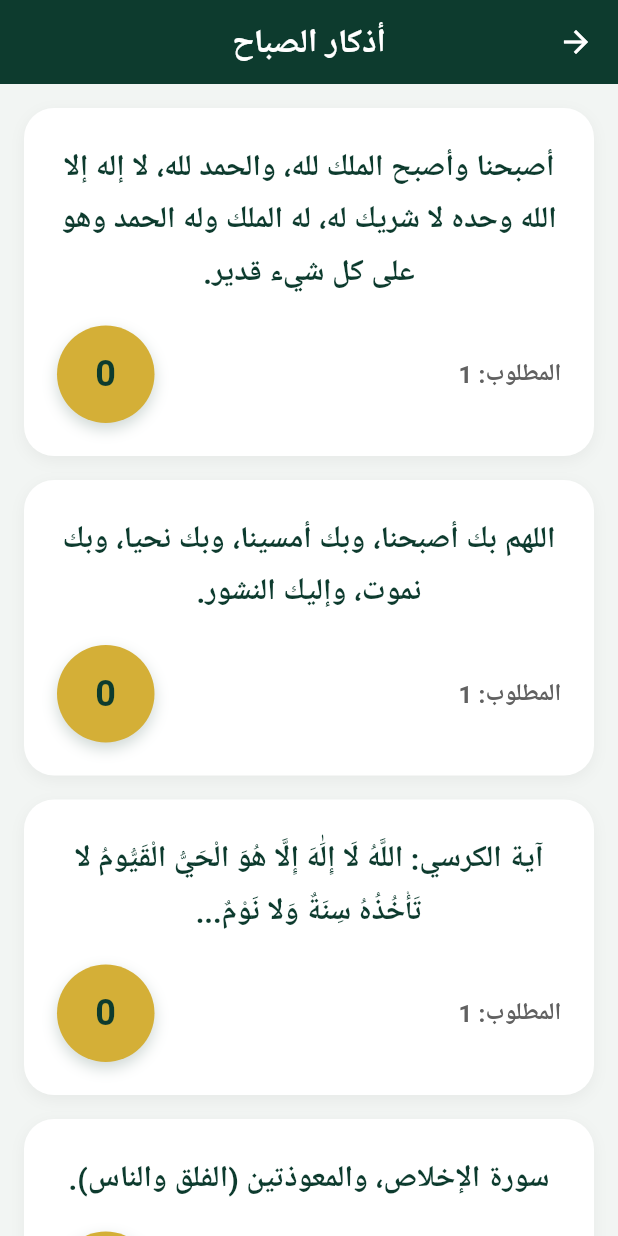
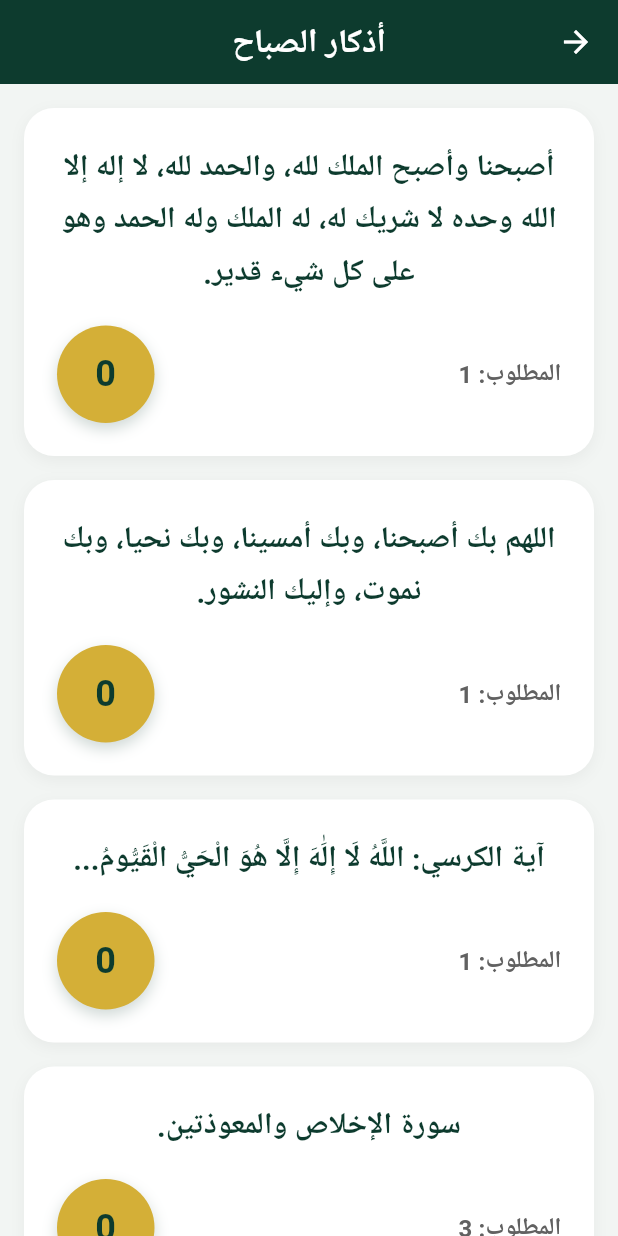
Before and after one commit to fwzanmahr046-lab/Islamia2, a Flutter app: the AthkarScreen screen opened directly, after a tap on "أذكار الصباح", on a phone screen of 412 x 824 dp. Run offline on Flutter 3.47's test engine with Material 3 defaults, Android fonts, the phone set to English and light mode, and no system bars; network calls fail.

Commit message:
Update main.dart

```diff
--- a/lib/main.dart
+++ b/lib/main.dart
@@ -54,7 +54,7 @@ class PrayerTimesData {
     );
   }
 
-  // دالة تحويل الوقت من نظام 24 إلى نظام 12 ساعة (ص / م)
+  // تحويل الوقت من نظام 24 إلى نظام 12 ساعة مع (ص/م)
   static String _formatTo12Hour(String rawTime) {
     if (rawTime.isEmpty) return '';
     final cleanTime = rawTime.split(' ').first;
@@ -136,11 +136,10 @@ class AppRepository extends ChangeNotifier {
 
   String currentCity = 'Baghdad';
   String currentCountry = 'Iraq';
-  int calculationMethod = 4; // رابطة العالم الإسلامي كافتراضي
+  int calculationMethod = 4;
 
   // بيانات المسبحة
   int tasbeehCounter = 0;
-  int tasbeehTarget = 33;
   int selectedTasbeehIndex = 0;
   final List<String> tasbeehPhrases = [
     'سبحان الله',
@@ -159,9 +158,9 @@ class AppRepository extends ChangeNotifier {
       athkar: [
         ThikrData(text: 'أصبحنا وأصبح الملك لله، والحمد لله، لا إله إلا الله وحده لا شريك له، له الملك وله الحمد وهو على كل شيء قدير.', targetCount: 1),
         ThikrData(text: 'اللهم بك أصبحنا، وبك أمسينا، وبك نحيا، وبك نموت، وإليك النشور.', targetCount: 1),
-        ThikrData(text: 'آية الكرسي: اللَّهُ لَا إِلَٰهَ إِلَّا هُوَ الْحَيُّ الْقَيُّومُ لا تَأْخُذُهُ سِنَةٌ وَلا نَوْمٌ...', targetCount: 1),
-        ThikrData(text: 'سورة الإخلاص، والمعوذتين (الفلق والناس).', targetCount: 3),
-        ThikrData(text: 'اصبحنا على فطرة الإسلام وعلى كلمة الإخلاص وعلى دين نبينا محمد صلى الله عليه وسلم.', targetCount: 1),
+        ThikrData(text: 'آية الكرسي: اللَّهُ لَا إِلَٰهَ إِلَّا هُوَ الْحَيُّ الْقَيُّومُ...', targetCount: 1),
+        ThikrData(text: 'سورة الإخلاص والمعوذتين.', targetCount: 3),
+        ThikrData(text: 'أصبحنا على فطرة الإسلام وعلى كلمة الإخلاص وعلى دين نبينا محمد صلى الله عليه وسلم.', targetCount: 1),
         ThikrData(text: 'رضيت بالله رباً، وبالإسلام ديناً، وبمحمد صلى الله عليه وسلم نبياً.', targetCount: 3),
         ThikrData(text: 'حسبي الله لا إله إلا هو عليه توكلت وهو رب العرش العظيم.', targetCount: 7),
         ThikrData(text: 'بسم الله الذي لا يضر مع اسمه شيء في الأرض ولا في السماء وهو السميع العليم.', targetCount: 3),
@@ -177,8 +176,7 @@ class AppRepository extends ChangeNotifier {
         ThikrData(text: 'أمسينـا وأمسـى المـلك لله والحمد لله، لا إله إلاّ اللّه وحدَه لا شريك له.', targetCount: 1),
         ThikrData(text: 'اللهم بك أمسينا، وبك أصبحنا، وبك نحيا، وبك نموت، وإليك المصير.', targetCount: 1),
         ThikrData(text: 'آية الكرسي: اللَّهُ لَا إِلَٰهَ إِلَّا هُوَ الْحَيُّ الْقَيُّومُ...', targetCount: 1),
-        ThikrData(text: 'سورة الإخلاص، والمعوذتين (الفلق والناس).', targetCount: 3),
-        ThikrData(text: 'أمسينا على فطرة الإسلام وعلى كلمة الإخلاص وعلى دين نبينا محمد صلى الله عليه وسلم.', targetCount: 1),
+        ThikrData(text: 'سورة الإخلاص والمعوذتين.', targetCount: 3),
         ThikrData(text: 'أعوذ بكلمات الله التامات من شر ما خلق.', targetCount: 3),
         ThikrData(text: 'اللهم إني أسألك العفو والعافية في الدنيا والآخرة.', targetCount: 1),
         ThikrData(text: 'أستغفر الله وأتوب إليه.', targetCount: 100),
@@ -190,7 +188,7 @@ class AppRepository extends ChangeNotifier {
       athkar: [
         ThikrData(text: 'أستغفر الله، أستغفر الله، أستغفر الله.', targetCount: 1),
         ThikrData(text: 'اللهم أنت السلام ومنك السلام، تباركت يا ذا الجلال والإكرام.', targetCount: 1),
-        ThikrData(text: 'لا إله إلا الله وحده لا شريك له، له الملك وله الحمد وهو على كل شيء قدير، اللهم لا مانع لما أعطيت ولا معطي لما منعت.', targetCount: 1),
+        ThikrData(text: 'لا إله إلا الله وحده لا شريك له، له الملك وله الحمد وهو على كل شيء قدير.', targetCount: 1),
         ThikrData(text: 'سبحان الله (33)، الحمد لله (33)، الله أكبر (33).', targetCount: 99),
         ThikrData(text: 'لا إله إلا الله وحده لا شريك له، له الملك وله الحمد وهو على كل شيء قدير (تمام المائة).', targetCount: 1),
       ],
@@ -201,8 +199,7 @@ class AppRepository extends ChangeNotifier {
       athkar: [
         ThikrData(text: 'باسمك ربي وضعت جنبي، وبك أرفعه، فإن أمسكت نفسي فارحمها، وإن أرسلتها فاحفظها.', targetCount: 1),
         ThikrData(text: 'اللهم قني عذابك يوم تبعث عبادك.', targetCount: 3),
-        ThikrData(text: 'باسمك اللهم أموت وأحيا.', targetCount: 1),
-        ThikrData(text: 'الحمد لله الذي أحيانا بعد ما أماتنا وإليه النشور (عند الاستيقاظ).', targetCount: 1),
+        ThikrData(text: 'الحمد لله الذي أحيانا بعد ما أماتنا وإليه النشور.', targetCount: 1),
       ],
     ),
     ThikrCategory(
@@ -211,7 +208,7 @@ class AppRepository extends ChangeNotifier {
       athkar: [
         ThikrData(text: 'رَبَّنَا آتِنَا فِي الدُّنْيَا حَسَنَةً وَفِي الآخِرَةِ حَسَنَةً وَقِنَا عَذَابَ النَّارِ.', targetCount: 1),
         ThikrData(text: 'رَبَّنَا لا تُزِغْ قُلُوبَنَا بَعْدَ إِذْ هَدَيْتَنَا وَهَبْ لَنَا مِنْ لَدُنْكَ رَحْمَةً إِنَّكَ أَنْتَ الْوَهَّابُ.', targetCount: 1),
-        ThikrData(text: 'رَبِّ اشْرَحْ لِي صَدْرِي وَيَسِّرْ لِي أَمْرِي وَاحْلُلْ عُقْدَةً مِنْ لِسَانِي يَفْقَهُوا قَوْلِي.', targetCount: 1),
+        ThikrData(text: 'رَبِّ اشْرَحْ لِي صَدْرِي وَيَسِّرْ لِي أَمْرِي.', targetCount: 1),
         ThikrData(text: 'اللهم إنك عفو كريم تحب العفو فاعفُ عني.', targetCount: 1),
       ],
     ),
@@ -244,7 +241,6 @@ class AppRepository extends ChangeNotifier {
     loadPrayerTimes(currentCity, currentCountry);
   }
 
-  // عمليات المسبحة
   void incrementTasbeeh() {
     tasbeehCounter++;
     notifyListeners();
@@ -299,7 +295,6 @@ class IslamicPrayerAthkarApp extends StatelessWidget {
 
   @override
   Widget build(BuildContext context) {
-    // الألوان الملكية الغامقة والفاخرة
     const primaryDark = Color(0xFF0D3B2E);
     const secondaryGold = Color(0xFFD4AF37);
     const bgLight = Color(0xFFF2F5F3);
@@ -313,8 +308,7 @@ class IslamicPrayerAthkarApp extends StatelessWidget {
           seedColor: primaryDark,
           primary: primaryDark,
           secondary: secondaryGold,
-          surface: Colors.white,
-          background: bgLight,
+          surface: Colors.white, // تم حذف background وإصلاح التحذير نهائياً
         ),
         scaffoldBackgroundColor: bgLight,
         appBarTheme: const AppBarTheme(
@@ -356,7 +350,6 @@ class _MainNavigationScreenState extends State<MainNavigationScreen> {
   final List<Widget> _screens = const [
     PrayerTimesScreen(),
     AthkarScreen(),
-    MasbahaScreen(),
     SettingsScreen(),
   ];
 
@@ -381,15 +374,11 @@ class _MainNavigationScreenState extends State<MainNavigationScreen> {
         destinations: const [
           NavigationDestination(
             icon: Icon(Icons.access_time_filled_rounded),
-            label: 'الصلاة',
+            label: 'مواقيت الصلاة',
           ),
           NavigationDestination(
             icon: Icon(Icons.menu_book_rounded),
-            label: 'الأذكار',
-          ),
-          NavigationDestination(
-            icon: Icon(Icons.fingerprint_rounded),
-            label: 'المسبحة',
+            label: 'الأذكار والمسبحة',
           ),
           NavigationDestination(
             icon: Icon(Icons.settings_rounded),
@@ -476,7 +465,7 @@ class _PrayerTimesScreenState extends State<PrayerTimesScreen> {
                         ),
                       ),
 
-                    // بطاقة عنوان الموقع الفاخرة
+                    // بطاقة الموقع
                     Container(
                       padding: const EdgeInsets.all(24),
                       decoration: BoxDecoration(
@@ -525,7 +514,6 @@ class _PrayerTimesScreenState extends State<PrayerTimesScreen> {
                     ),
                     const SizedBox(height: 20),
 
-                    // قائمة الأوقات بنظام 12 ساعة (ص/م)
                     _buildPrayerRow('الفجر', data.fajr, Icons.nights_stay_outlined),
                     _buildPrayerRow('الشروق', data.sunrise, Icons.wb_sunny_outlined),
                     _buildPrayerRow('الظهر', data.dhuhr, Icons.wb_sunny_rounded),
@@ -588,7 +576,7 @@ class _PrayerTimesScreenState extends State<PrayerTimesScreen> {
 }
 
 // ------------------------------------------
-// SCREEN 2: الأذكار والدعاء (Athkar Screen)
+// SCREEN 2: الأذكار والأدعية والمسبحة (Athkar & Masbaha Screen)
 // ------------------------------------------
 
 class AthkarScreen extends StatelessWidget {
@@ -598,16 +586,103 @@ class AthkarScreen extends StatelessWidget {
   Widget build(BuildContext context) {
     return Scaffold(
       appBar: AppBar(
-        title: const Text('الأذكار والأدعية المأثورة'),
+        title: const Text('الأذكار والمسبحة الإلكترونية'),
       ),
       body: SafeArea(
         child: AnimatedBuilder(
           animation: appRepository,
           builder: (context, child) {
-            return ListView.builder(
+            return ListView(
               padding: const EdgeInsets.all(16),
-              itemCount: appRepository.athkarCategories.length,
-              itemBuilder: (context, index) {
+              children: [
+                // زر قسم المسبحة الإلكترونية (داخل قسم الأذكار)
+                GestureDetector(
+                  onTap: () {
+                    Navigator.push(
+                      context,
+                      MaterialPageRoute(
+                        builder: (_) => const MasbahaDetailScreen(),
+                      ),
+                    );
+                  },
+                  child: Container(
+                    margin: const EdgeInsets.only(bottom: 20),
+                    padding: const EdgeInsets.all(20),
+                    decoration: BoxDecoration(
+                      gradient: const LinearGradient(
+                        colors: [Color(0xFF0D3B2E), Color(0xFF1B5E4A)],
+                        begin: Alignment.topRight,
+                        end: Alignment.bottomLeft,
+                      ),
+                      borderRadius: BorderRadius.circular(22),
+                      boxShadow: [
+                        BoxShadow(
+                          color: const Color(0xFF0D3B2E).withAlpha(80),
+                          blurRadius: 10,
+                          offset: const Offset(0, 5),
+                        ),
+                      ],
+                    ),
+                    child: Row(
+                      children: [
+                        Container(
+                          padding: const EdgeInsets.all(14),
+                          decoration: BoxDecoration(
+                            color: const Color(0xFFD4AF37).withAlpha(40),
+                            shape: BoxShape.circle,
+                          ),
+                          child: const Icon(
+                            Icons.fingerprint_rounded,
+                            size: 36,
+                            color: Color(0xFFD4AF37),
+                          ),
+                        ),
+                        const SizedBox(width: 16),
+                        const Expanded(
+                          child: Column(
+                            crossAxisAlignment: CrossAxisAlignment.start,
+                            children: [
+                              Text(
+                                'المسبحة الإلكترونية التفاعلية',
+                                style: TextStyle(
+                                  fontSize: 19,
+                                  fontWeight: FontWeight.bold,
+                                  color: Colors.white,
+                                ),
+                              ),
+                              SizedBox(height: 4),
+                              Text(
+                                'انقر للبدء بالتسبيح والاستغفار',
+                                style: TextStyle(
+                                  fontSize: 14,
+                                  color: Color(0xFFD4AF37),
+                                ),
+                              ),
+                            ],
+                          ),
+                        ),
+                        const Icon(
+                          Icons.arrow_forward_ios_rounded,
+                          color: Colors.white,
+                          size: 20,
+                        ),
+                      ],
+                    ),
+                  ),
+                ),
+
+                const Padding(
+                  padding: EdgeInsets.only(bottom: 12, right: 4),
+                  style: TextStyle(
+                    fontSize: 18,
+                    fontWeight: FontWeight.bold,
+                    color: Color(0xFF0D3B2E),
+                  ),
+                  child: Text('أقسام الأذكار والأدعية'),
+                ),
+
+                // قائمة الأقسام للأذكار
+                ...List.generate(appRepository.athkarCategories.length, (index) {
                   final category = appRepository.athkarCategories[index];
                   return GestureDetector(
                     onTap: () {
@@ -643,7 +718,7 @@ class AthkarScreen extends StatelessWidget {
                             ),
                             child: Icon(
                               category.icon,
-                            size: 30,
+                              size: 28,
                               color: const Color(0xFFD4AF37),
                             ),
                           ),
@@ -674,13 +749,149 @@ class AthkarScreen extends StatelessWidget {
                           const Icon(
                             Icons.arrow_forward_ios_rounded,
                             color: Color(0xFFD4AF37),
-                          size: 20,
+                            size: 18,
                           ),
                         ],
                       ),
                     ),
                   );
+                }),
+              ],
+            );
           },
+        ),
+      ),
+    );
+  }
+}
+
+// شاشة تفاصيل المسبحة تفاعلية (تم تضمينها داخل قسم الأذكار)
+class MasbahaDetailScreen extends StatelessWidget {
+  const MasbahaDetailScreen({Key? key}) : super(key: key);
+
+  @override
+  Widget build(BuildContext context) {
+    return Scaffold(
+      appBar: AppBar(
+        title: const Text('المسبحة التفاعلية'),
+      ),
+      body: SafeArea(
+        child: AnimatedBuilder(
+          animation: appRepository,
+          builder: (context, child) {
+            return SingleChildScrollView(
+              padding: const EdgeInsets.all(20),
+              child: Column(
+                children: [
+                  Container(
+                    padding: const EdgeInsets.symmetric(horizontal: 16, vertical: 8),
+                    decoration: BoxDecoration(
+                      color: Colors.white,
+                      borderRadius: BorderRadius.circular(16),
+                      boxShadow: [
+                        BoxShadow(
+                          color: Colors.black.withAlpha(10),
+                          blurRadius: 8,
+                        ),
+                      ],
+                    ),
+                    child: DropdownButtonHideUnderline(
+                      child: DropdownButton<int>(
+                        value: appRepository.selectedTasbeehIndex,
+                        isExpanded: true,
+                        style: const TextStyle(
+                          fontSize: 18,
+                          fontWeight: FontWeight.bold,
+                          color: Color(0xFF0D3B2E),
+                        ),
+                        items: List.generate(
+                          appRepository.tasbeehPhrases.length,
+                          (index) => DropdownMenuItem(
+                            value: index,
+                            child: Text(appRepository.tasbeehPhrases[index]),
+                          ),
+                        ),
+                        onChanged: (val) {
+                          if (val != null) appRepository.changeTasbeehPhrase(val);
+                        },
+                      ),
+                    ),
+                  ),
+                  const SizedBox(height: 40),
+
+                  GestureDetector(
+                    onTap: () {
+                      appRepository.incrementTasbeeh();
+                      HapticFeedback.lightImpact();
+                    },
+                    child: Container(
+                      width: 250,
+                      height: 250,
+                      decoration: BoxDecoration(
+                        shape: BoxShape.circle,
+                        gradient: const LinearGradient(
+                          colors: [
+                            Color(0xFF0D3B2E),
+                            Color(0xFF1B5E4A),
+                          ],
+                          begin: Alignment.topLeft,
+                          end: Alignment.bottomRight,
+                        ),
+                        boxShadow: [
+                          BoxShadow(
+                            color: const Color(0xFF0D3B2E).withAlpha(80),
+                            blurRadius: 25,
+                            offset: const Offset(0, 10),
+                          ),
+                        ],
+                        border: Border.all(
+                          color: const Color(0xFFD4AF37),
+                          width: 4,
+                        ),
+                      ),
+                      child: Column(
+                        mainAxisAlignment: MainAxisAlignment.center,
+                        children: [
+                          Text(
+                            '${appRepository.tasbeehCounter}',
+                            style: const TextStyle(
+                              fontSize: 64,
+                              fontWeight: FontWeight.bold,
+                              color: Color(0xFFD4AF37),
+                            ),
+                          ),
+                          const SizedBox(height: 8),
+                          const Text(
+                            'اضغط للتسبيح',
+                            style: TextStyle(
+                              fontSize: 16,
+                              color: Colors.white70,
+                            ),
+                          ),
+                        ],
+                      ),
+                    ),
+                  ),
+                  const SizedBox(height: 40),
+
+                  ElevatedButton.icon(
+                    style: ElevatedButton.styleFrom(
+                      backgroundColor: Colors.red.shade800,
+                      foregroundColor: Colors.white,
+                      padding: const EdgeInsets.symmetric(horizontal: 24, vertical: 12),
+                      shape: RoundedRectangleBorder(
+                        borderRadius: BorderRadius.circular(12),
+                      ),
+                    ),
+                    onPressed: () {
+                      appRepository.resetTasbeeh();
+                      HapticFeedback.mediumImpact();
+                    },
+                    icon: const Icon(Icons.refresh_rounded),
+                    label: const Text('تصفير العداد', style: TextStyle(fontSize: 16)),
+                  ),
+                ],
+              ),
             );
           },
         ),
@@ -810,153 +1021,7 @@ class ThikrDetailScreen extends StatelessWidget {
 }
 
 // ------------------------------------------
-// SCREEN 3: المسبحة الإلكترونية (Masbaha Screen)
-// ------------------------------------------
-
-class MasbahaScreen extends StatelessWidget {
-  const MasbahaScreen({Key? key}) : super(key: key);
-
-  @override
-  Widget build(BuildContext context) {
-    return Scaffold(
-      appBar: AppBar(
-        title: const Text('المسبحة التفاعلية'),
-      ),
-      body: SafeArea(
-        child: AnimatedBuilder(
-          animation: appRepository,
-          builder: (context, child) {
-            return SingleChildScrollView(
-              padding: const EdgeInsets.all(20),
-              child: Column(
-                children: [
-                  // اختيار الذكر
-                  Container(
-                    padding: const EdgeInsets.symmetric(horizontal: 16, vertical: 8),
-                    decoration: BoxDecoration(
-                      color: Colors.white,
-                      borderRadius: BorderRadius.circular(16),
-                      boxShadow: [
-                        BoxShadow(
-                          color: Colors.black.withAlpha(10),
-                          blurRadius: 8,
-                        ),
-                      ],
-                    ),
-                    child: DropdownButtonHideUnderline(
-                      child: DropdownButton<int>(
-                        value: appRepository.selectedTasbeehIndex,
-                        isExpanded: true,
-                        style: const TextStyle(
-                          fontSize: 18,
-                          fontWeight: FontWeight.bold,
-                          color: Color(0xFF0D3B2E),
-                        ),
-                        items: List.generate(
-                          appRepository.tasbeehPhrases.length,
-                          (index) => DropdownMenuItem(
-                            value: index,
-                            child: Text(appRepository.tasbeehPhrases[index]),
-                          ),
-                        ),
-                        onChanged: (val) {
-                          if (val != null) appRepository.changeTasbeehPhrase(val);
-                        },
-                      ),
-                    ),
-                  ),
-                  const SizedBox(height: 30),
-
-                  // العداد التفاعلي الكبيرة
-                  GestureDetector(
-                    onTap: () {
-                      appRepository.incrementTasbeeh();
-                      HapticFeedback.lightImpact();
-                    },
-                    child: Container(
-                      width: 260,
-                      height: 260,
-                      decoration: BoxDecoration(
-                        shape: BoxShape.circle,
-                        gradient: const LinearGradient(
-                          colors: [
-                            Color(0xFF0D3B2E),
-                            Color(0xFF1B5E4A),
-                          ],
-                          begin: Alignment.topLeft,
-                          end: Alignment.bottomRight,
-                        ),
-                        boxShadow: [
-                          BoxShadow(
-                            color: const Color(0xFF0D3B2E).withAlpha(80),
-                            blurRadius: 25,
-                            offset: const Offset(0, 10),
-                          ),
-                        ],
-                        border: Border.all(
-                          color: const Color(0xFFD4AF37),
-                          width: 4,
-                        ),
-                      ),
-                      child: Column(
-                        mainAxisAlignment: MainAxisAlignment.center,
-                        children: [
-                          Text(
-                            '${appRepository.tasbeehCounter}',
-                            style: const TextStyle(
-                              fontSize: 64,
-                              fontWeight: FontWeight.bold,
-                              color: Color(0xFFD4AF37),
-                            ),
-                          ),
-                          const SizedBox(height: 8),
-                          const Text(
-                            'اضغط للتسبيح',
-                            style: TextStyle(
-                              fontSize: 16,
-                              color: Colors.white70,
-                            ),
-                          ),
-                        ],
-                      ),
-                    ),
-                  ),
-                  const SizedBox(height: 40),
-
-                  // أزرار التحكم
-                  Row(
-                    mainAxisAlignment: MainAxisAlignment.center,
-                    children: [
-                      ElevatedButton.icon(
-                        style: ElevatedButton.styleFrom(
-                          backgroundColor: Colors.red.shade800,
-                          foregroundColor: Colors.white,
-                          padding: const EdgeInsets.symmetric(horizontal: 24, vertical: 12),
-                          shape: RoundedRectangleBorder(
-                            borderRadius: BorderRadius.circular(12),
-                          ),
-                        ),
-                        onPressed: () {
-                          appRepository.resetTasbeeh();
-                          HapticFeedback.mediumImpact();
-                        },
-                        icon: const Icon(Icons.refresh_rounded),
-                        label: const Text('تصفير العداد', style: TextStyle(fontSize: 16)),
-                      ),
-                    ],
-                  ),
-                ],
-              ),
-            );
-          },
-        ),
-      ),
-    );
-  }
-}
-
-// ------------------------------------------
-// SCREEN 4: الإعدادات والتحكم (Settings Screen)
+// SCREEN 3: الإعدادات (Settings Screen)
 // ------------------------------------------
 
 class SettingsScreen extends StatelessWidget {
@@ -1042,7 +1107,6 @@ class SettingsScreen extends StatelessWidget {
   }
 }
 
-// نافذة تغيير المدينة والبلد
 class LocationSearchDialog extends StatefulWidget {
   const LocationSearchDialog({Key? key}) : super(key: key);
 
```
Lines whose indentation alone changed are shown as unchanged.
